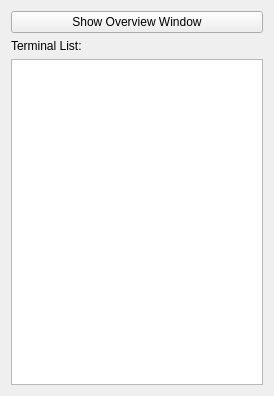
Qt form mac/examples/GasInfo/devicelistwidget.ui (Quenii/ADCEVM) before a commit.
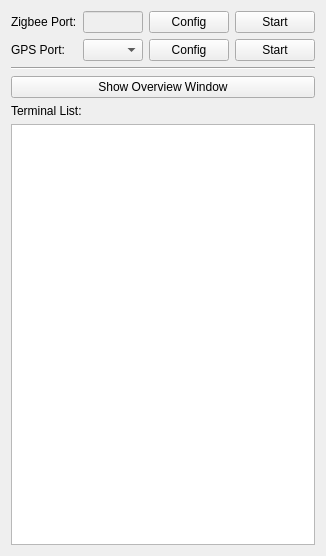
The same form after that commit.

Diff of the .ui file:
```diff
--- a/mac/examples/GasInfo/devicelistwidget.ui
+++ b/mac/examples/GasInfo/devicelistwidget.ui
@@ -6,8 +6,8 @@
    <rect>
     <x>0</x>
     <y>0</y>
-    <width>274</width>
-    <height>396</height>
+    <width>289</width>
+    <height>556</height>
    </rect>
   </property>
   <property name="sizePolicy">
@@ -19,7 +19,127 @@
   <property name="windowTitle">
    <string>Device List</string>
   </property>
-  <layout class="QVBoxLayout" name="verticalLayout">
+  <layout class="QVBoxLayout" name="verticalLayout_2">
+   <item>
+    <layout class="QVBoxLayout" name="verticalLayout">
+     <item>
+      <layout class="QHBoxLayout" name="horizontalLayout_2">
+       <item>
+        <widget class="QLabel" name="label_2">
+         <property name="text">
+          <string>Zigbee Port:</string>
+         </property>
+        </widget>
+       </item>
+       <item>
+        <widget class="QLineEdit" name="lineEditDevice">
+         <property name="enabled">
+          <bool>false</bool>
+         </property>
+         <property name="sizePolicy">
+          <sizepolicy hsizetype="Preferred" vsizetype="Fixed">
+           <horstretch>0</horstretch>
+           <verstretch>0</verstretch>
+          </sizepolicy>
+         </property>
+         <property name="minimumSize">
+          <size>
+           <width>60</width>
+           <height>0</height>
+          </size>
+         </property>
+         <property name="maximumSize">
+          <size>
+           <width>60</width>
+           <height>16777215</height>
+          </size>
+         </property>
+        </widget>
+       </item>
+       <item>
+        <widget class="QPushButton" name="pushButtonChangeSettings">
+         <property name="text">
+          <string>Config</string>
+         </property>
+        </widget>
+       </item>
+       <item>
+        <widget class="QPushButton" name="pushButtonOpen">
+         <property name="sizePolicy">
+          <sizepolicy hsizetype="Minimum" vsizetype="Fixed">
+           <horstretch>0</horstretch>
+           <verstretch>0</verstretch>
+          </sizepolicy>
+         </property>
+         <property name="text">
+          <string>Start</string>
+         </property>
+        </widget>
+       </item>
+      </layout>
+     </item>
+     <item>
+      <layout class="QHBoxLayout" name="horizontalLayout">
+       <item>
+        <widget class="QLabel" name="label_3">
+         <property name="text">
+          <string>GPS Port:</string>
+         </property>
+        </widget>
+       </item>
+       <item>
+        <widget class="QComboBox" name="comboBoxGps">
+         <property name="sizePolicy">
+          <sizepolicy hsizetype="Preferred" vsizetype="Fixed">
+           <horstretch>0</horstretch>
+           <verstretch>0</verstretch>
+          </sizepolicy>
+         </property>
+         <property name="minimumSize">
+          <size>
+           <width>60</width>
+           <height>0</height>
+          </size>
+         </property>
+         <property name="maximumSize">
+          <size>
+           <width>60</width>
+           <height>16777215</height>
+          </size>
+         </property>
+        </widget>
+       </item>
+       <item>
+        <widget class="QPushButton" name="pushButtonChangeSettings_2">
+         <property name="text">
+          <string>Config</string>
+         </property>
+        </widget>
+       </item>
+       <item>
+        <widget class="QPushButton" name="pushButtonOpenGps">
+         <property name="sizePolicy">
+          <sizepolicy hsizetype="Minimum" vsizetype="Fixed">
+           <horstretch>0</horstretch>
+           <verstretch>0</verstretch>
+          </sizepolicy>
+         </property>
+         <property name="text">
+          <string>Start</string>
+         </property>
+        </widget>
+       </item>
+      </layout>
+     </item>
+    </layout>
+   </item>
+   <item>
+    <widget class="Line" name="line">
+     <property name="orientation">
+      <enum>Qt::Horizontal</enum>
+     </property>
+    </widget>
+   </item>
    <item>
     <widget class="QPushButton" name="pushButton">
      <property name="text">
```
Left out of the diff: 2 changed lines with no effect on the pictures.
